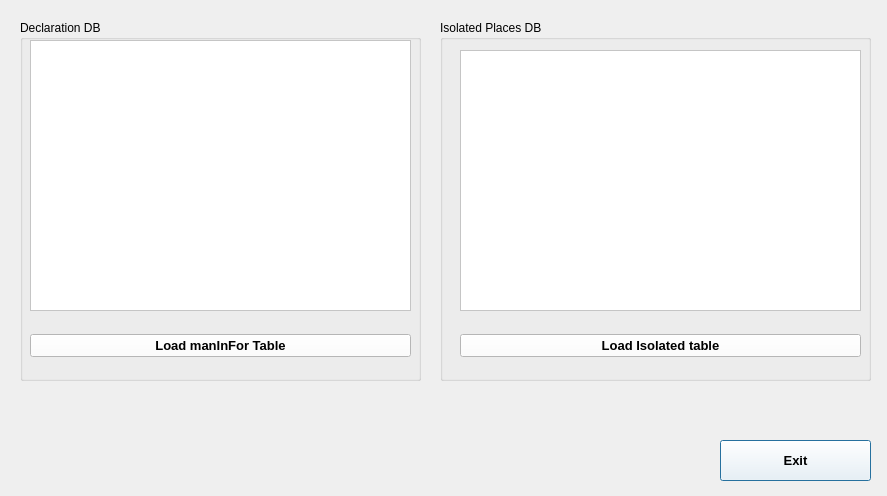
Qt form Doing_Project/Declaration/tableview.ui (PhanNgocTrieu/Qt) before a commit.
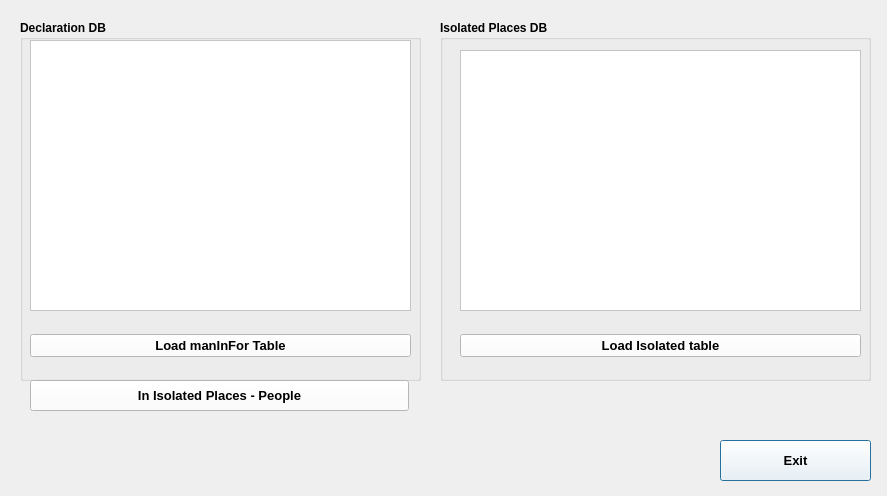
The same form after that commit. Icons and pictures are not drawn.

```diff
--- a/Doing_Project/Declaration/tableview.ui
+++ b/Doing_Project/Declaration/tableview.ui
@@ -14,7 +14,7 @@
    <string>Dialog</string>
   </property>
   <property name="styleSheet">
-   <string notr="true">background-image: url(:/resources/Image/SingIn-icon2.jpg);</string>
+   <string notr="true">background-image: url(:/resources/Image/Handling-background.jpg);</string>
   </property>
   <widget class="QPushButton" name="btnExit">
    <property name="geometry">
@@ -48,6 +48,12 @@
      <height>361</height>
     </rect>
    </property>
+   <property name="font">
+    <font>
+     <weight>75</weight>
+     <bold>true</bold>
+    </font>
+   </property>
    <property name="title">
     <string>Declaration DB</string>
    </property>
@@ -73,7 +79,7 @@
      <string notr="true">background-color: rgb(255, 255, 255);</string>
     </property>
    </widget>
-   <widget class="QWidget" name="">
+   <widget class="QWidget" name="layoutWidget">
     <property name="geometry">
      <rect>
       <x>10</x>
@@ -112,6 +118,12 @@
      <height>361</height>
     </rect>
    </property>
+   <property name="font">
+    <font>
+     <weight>75</weight>
+     <bold>true</bold>
+    </font>
+   </property>
    <property name="title">
     <string>Isolated Places DB</string>
    </property>
@@ -128,7 +140,7 @@
      <string notr="true">background-color: rgb(255, 255, 255);</string>
     </property>
    </widget>
-   <widget class="QWidget" name="">
+   <widget class="QWidget" name="layoutWidget">
     <property name="geometry">
      <rect>
       <x>20</x>
@@ -158,7 +170,7 @@
     </layout>
    </widget>
   </widget>
-  <widget class="QWidget" name="">
+  <widget class="QWidget" name="layoutWidget">
    <property name="geometry">
     <rect>
      <x>0</x>
@@ -169,11 +181,34 @@
    </property>
    <layout class="QVBoxLayout" name="verticalLayout"/>
   </widget>
+  <widget class="QPushButton" name="pushButtonIsoLated_PeoPel">
+   <property name="geometry">
+    <rect>
+     <x>30</x>
+     <y>380</y>
+     <width>379</width>
+     <height>31</height>
+    </rect>
+   </property>
+   <property name="font">
+    <font>
+     <pointsize>10</pointsize>
+     <weight>75</weight>
+     <bold>true</bold>
+    </font>
+   </property>
+   <property name="styleSheet">
+    <string notr="true">background-color: rgb(255, 255, 255);</string>
+   </property>
+   <property name="text">
+    <string>In Isolated Places - People</string>
+   </property>
+  </widget>
   <zorder>groupBox_2</zorder>
   <zorder>groupBox</zorder>
   <zorder>btnExit</zorder>
   <zorder>layoutWidget</zorder>
-  <zorder>layoutWidget</zorder>
+  <zorder>pushButtonIsoLated_PeoPel</zorder>
  </widget>
  <resources/>
  <connections/>
```
